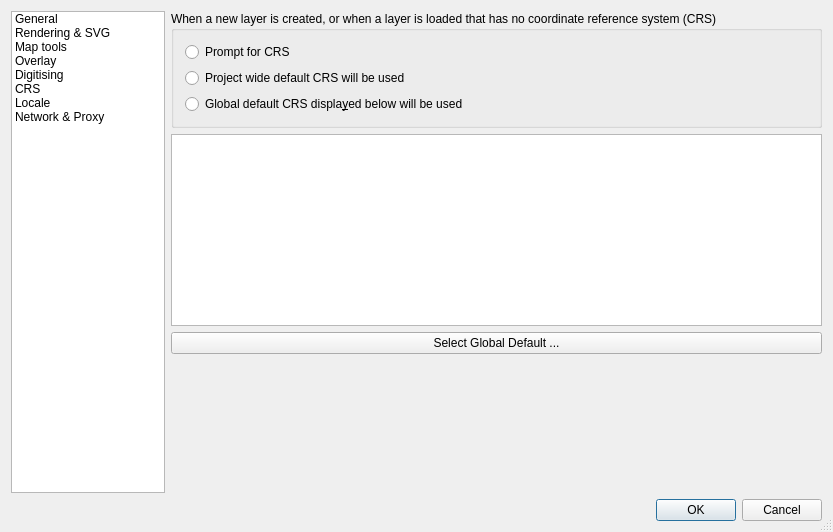
Qt form qgis/src/ui/qgsoptionsbase.ui (sourcepole/qgis) before a commit.
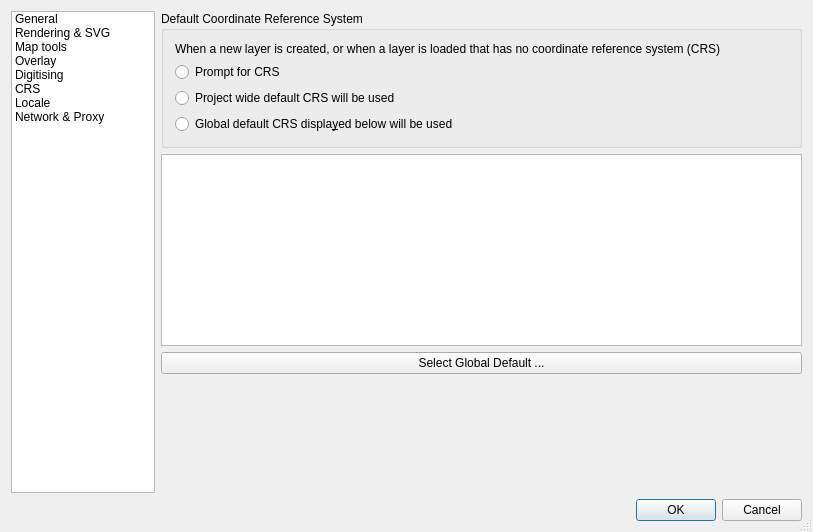
The same form after that commit. The open tabs and pages were chosen to show the change. Custom widgets are drawn as their Qt base class.

Commit message: Layout fixes for options dialog

```diff
--- a/qgis/src/ui/qgsoptionsbase.ui
+++ b/qgis/src/ui/qgsoptionsbase.ui
@@ -6,7 +6,7 @@
    <rect>
     <x>0</x>
     <y>0</y>
-    <width>833</width>
+    <width>813</width>
     <height>532</height>
    </rect>
   </property>
@@ -1015,12 +1015,22 @@
        <item row="0" column="0">
         <widget class="QGroupBox" name="grpProjectionBehaviour">
          <property name="title">
-          <string>When a new layer is created, or when a layer is loaded that has no coordinate reference system (CRS)</string>
+          <string>Default Coordinate Reference System</string>
          </property>
          <layout class="QVBoxLayout">
           <property name="margin">
            <number>11</number>
           </property>
+          <item>
+           <widget class="QLabel" name="label_8">
+            <property name="text">
+             <string>When a new layer is created, or when a layer is loaded that has no coordinate reference system (CRS)</string>
+            </property>
+            <property name="wordWrap">
+             <bool>true</bool>
+            </property>
+           </widget>
+          </item>
           <item>
            <widget class="QRadioButton" name="radPromptForProjection">
             <property name="text">
```
Left out of the diff: 16 changed lines with no effect on the pictures.
